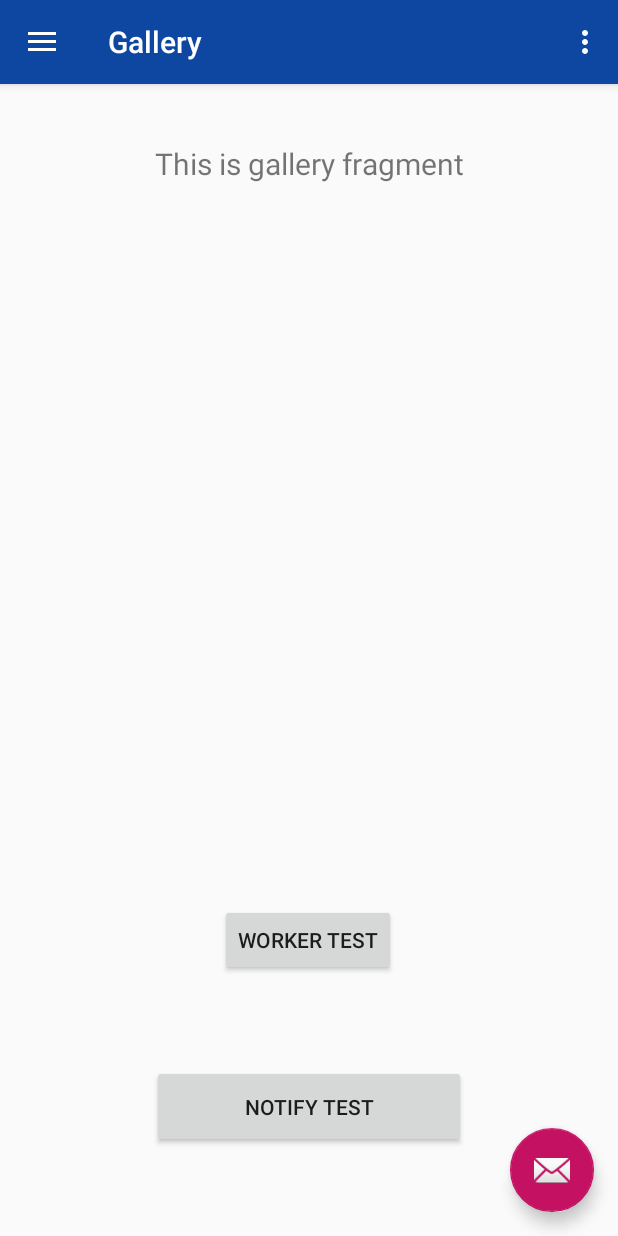
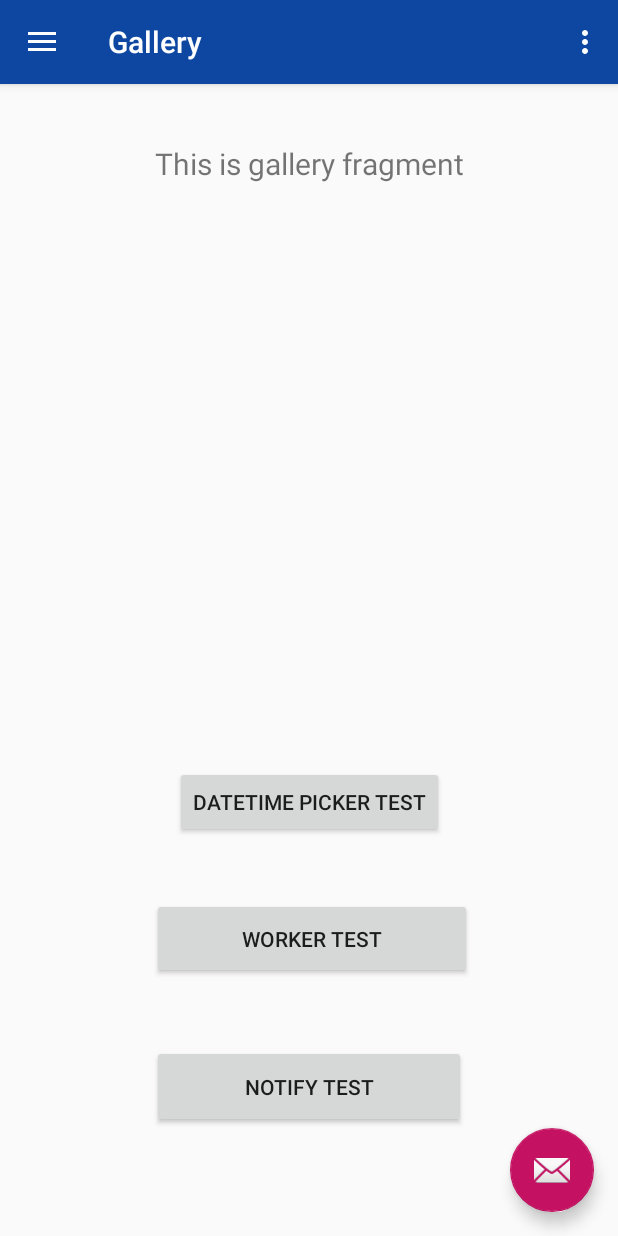
Before and after one commit to pperezp/noti-reminder, an Android app: the screen it shows after launch (MainActivity), in the side drawer, after a tap on "Gallery", on a phone screen of 412 x 824 dp. Run offline under Robolectric (Android 15) with nearby library versions, the phone set to English and light mode, and no system bars; our stand-ins replace navigation-ui.

Commit message:
Research and test how to enter date and time

```diff
--- /dev/null
+++ b/app/src/main/java/org/prezdev/notireminder/test/listener/DateTimePickerOnClickListener.java
@@ -0,0 +1,54 @@
+package org.prezdev.notireminder.test.listener;
+
+import android.app.DatePickerDialog;
+import android.app.TimePickerDialog;
+import android.content.Context;
+import android.view.View;
+import android.widget.DatePicker;
+import android.widget.TimePicker;
+import android.widget.Toast;
+
+import java.util.Calendar;
+
+public class DateTimePickerOnClickListener implements View.OnClickListener, DatePickerDialog.OnDateSetListener, TimePickerDialog.OnTimeSetListener {
+
+    private Context context;
+
+    public DateTimePickerOnClickListener(Context context) {
+        this.context = context;
+    }
+
+    @Override
+    public void onClick(View v) {
+        final Calendar calendar = Calendar.getInstance();
+
+        int year = calendar.get(Calendar.YEAR);
+        int month = calendar.get(Calendar.MONTH);
+        int day = calendar.get(Calendar.DAY_OF_MONTH);
+
+        DatePickerDialog datePickerDialog = new DatePickerDialog(
+            context, this, year, month, day
+        );
+
+        datePickerDialog.show();
+    }
+
+    @Override
+    public void onDateSet(DatePicker view, int year, int month, int dayOfMonth) {
+        Toast.makeText(context, year + "-" + (month+1) + "-" + dayOfMonth, Toast.LENGTH_LONG).show();
+
+        // Get Current Time
+        final Calendar calendar = Calendar.getInstance();
+        int hour = calendar.get(Calendar.HOUR_OF_DAY);
+        int minute = calendar.get(Calendar.MINUTE);
+
+        // Launch Time Picker Dialog
+        TimePickerDialog timePickerDialog = new TimePickerDialog(context, this, hour, minute, true);
+        timePickerDialog.show();
+    }
+
+    @Override
+    public void onTimeSet(TimePicker view, int hourOfDay, int minute) {
+        Toast.makeText(context, hourOfDay + ":" + minute, Toast.LENGTH_LONG).show();
+    }
+}
--- a/app/src/main/java/org/prezdev/notireminder/test/listener/WorkerButtonListener.java
+++ b/app/src/main/java/org/prezdev/notireminder/test/listener/WorkerButtonOnClickListener.java
@@ -9,11 +9,11 @@ import androidx.work.WorkRequest;
 
 import java.util.concurrent.TimeUnit;
 
-public class WorkerButtonListener implements View.OnClickListener {
+public class WorkerButtonOnClickListener implements View.OnClickListener {
 
     private Context context;
 
-    public WorkerButtonListener(Context context) {
+    public WorkerButtonOnClickListener(Context context) {
         this.context = context;
     }
 
--- a/app/src/main/java/org/prezdev/notireminder/ui/gallery/GalleryFragment.java
+++ b/app/src/main/java/org/prezdev/notireminder/ui/gallery/GalleryFragment.java
@@ -14,8 +14,9 @@ import androidx.lifecycle.Observer;
 import androidx.lifecycle.ViewModelProviders;
 
 import org.prezdev.notireminder.R;
+import org.prezdev.notireminder.test.listener.DateTimePickerOnClickListener;
 import org.prezdev.notireminder.test.listener.NotificationTestOnClickListener;
-import org.prezdev.notireminder.test.listener.WorkerButtonListener;
+import org.prezdev.notireminder.test.listener.WorkerButtonOnClickListener;
 
 public class GalleryFragment extends Fragment{
 
@@ -35,9 +36,11 @@ public class GalleryFragment extends Fragment{
 
         Button notificationButton = root.findViewById(R.id.notificationButton);
         Button workerTestButton = root.findViewById(R.id.workerTestButton);
+        Button dateTimePicketButton = root.findViewById(R.id.datetimePicketButton);
 
         notificationButton.setOnClickListener(new NotificationTestOnClickListener(getContext()));
-        workerTestButton.setOnClickListener(new WorkerButtonListener(getContext()));
+        workerTestButton.setOnClickListener(new WorkerButtonOnClickListener(getContext()));
+        dateTimePicketButton.setOnClickListener(new DateTimePickerOnClickListener(getContext()));
 
         return root;
     }
--- a/app/src/main/res/layout/fragment_gallery.xml
+++ b/app/src/main/res/layout/fragment_gallery.xml
@@ -30,16 +30,27 @@
         app:layout_constraintBottom_toBottomOf="parent"
         app:layout_constraintEnd_toEndOf="parent"
         app:layout_constraintStart_toStartOf="parent"
-        app:layout_constraintTop_toBottomOf="@+id/workerTestButton" />
+        app:layout_constraintTop_toBottomOf="@+id/workerTestButton"
+        app:layout_constraintVertical_bias="0.38" />
 
     <Button
         android:id="@+id/workerTestButton"
+        android:layout_width="213dp"
+        android:layout_height="54dp"
+        android:layout_marginTop="40dp"
+        android:text="Worker test"
+        app:layout_constraintEnd_toEndOf="parent"
+        app:layout_constraintHorizontal_bias="0.51"
+        app:layout_constraintStart_toStartOf="parent"
+        app:layout_constraintTop_toBottomOf="@+id/datetimePicketButton" />
+
+    <Button
+        android:id="@+id/datetimePicketButton"
         android:layout_width="wrap_content"
         android:layout_height="wrap_content"
-        android:layout_marginTop="480dp"
-        android:text="Worker test"
+        android:layout_marginTop="388dp"
+        android:text="Datetime picker test"
         app:layout_constraintEnd_toEndOf="parent"
-        app:layout_constraintHorizontal_bias="0.498"
         app:layout_constraintStart_toStartOf="parent"
         app:layout_constraintTop_toBottomOf="@+id/text_gallery" />
 </androidx.constraintlayout.widget.ConstraintLayout>
```
